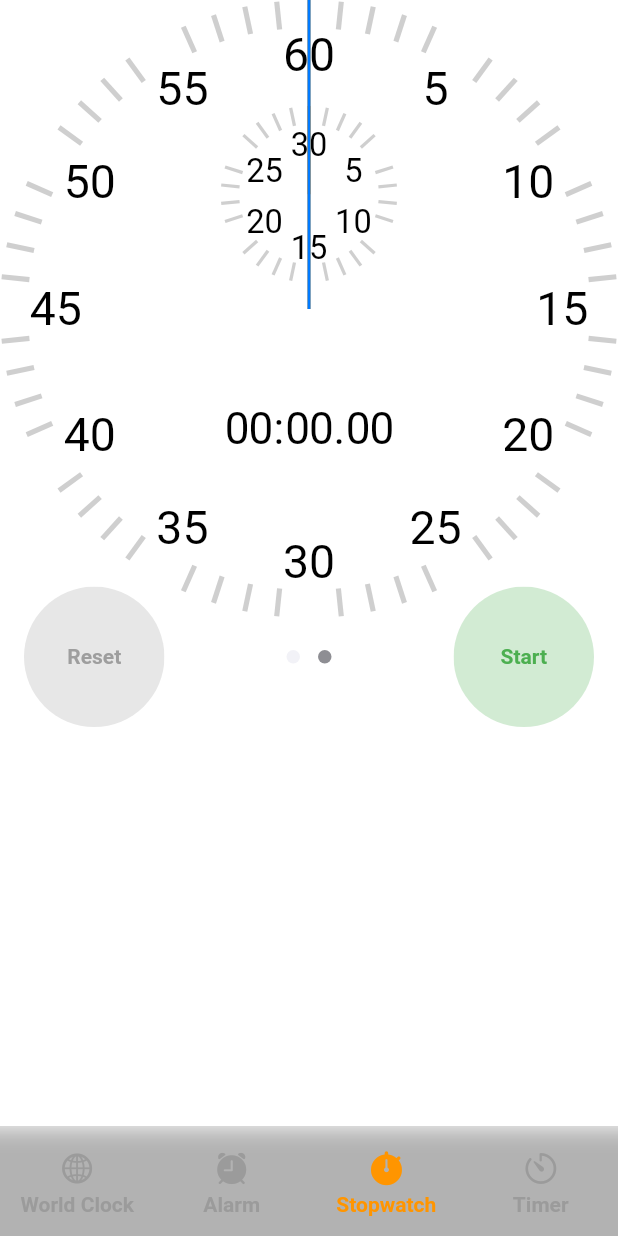
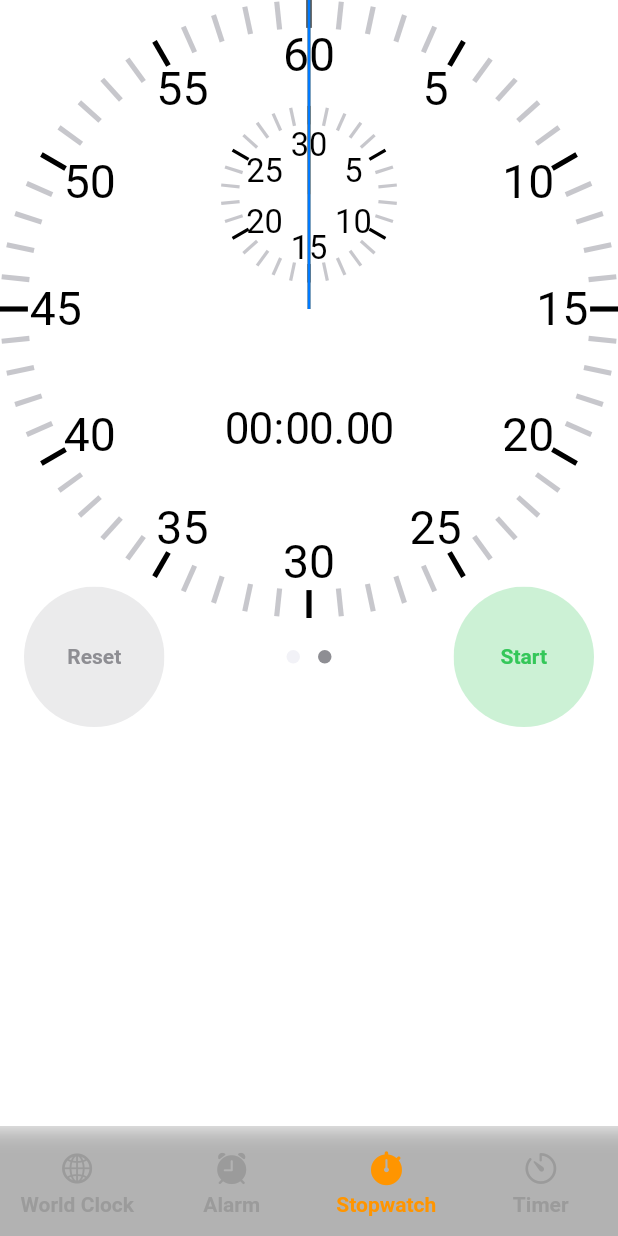
Before and after one commit to ArAmM7/clock, a Flutter app: the StopwatchPage screen opened by its route, swiped to page 2, on a phone screen of 412 x 824 dp. Run offline on Flutter 3.47's test engine with Material 2 defaults, Android fonts, the phone set to English and light mode, and no system bars; drawn by our look-alikes of dots_indicator; our stand-ins replace auto_route, device_preview, easy_localization, flutter_hooks, flutter_mobx, flutter_native_splash and 4 more; missing offline and left inert: flutter_scale_tap, theme_tailor_annotation; accounts and stored records are empty; generated files the repository leaves out were written again; Roboto replaces fonts that are missing (SF Pro); project files that could hold a hidden picture were left out.

Commit message:
refactor(app): refactor widgets
- [x] remove const colors
- [x] remove const strings

```diff
--- a/assets/translations/en-US.json
+++ b/assets/translations/en-US.json
@@ -12,6 +12,7 @@
     "stop": "Stop",
     "reset": "Reset",
     "lap": "Lap",
+    "lapNumbered": "Lap {val}",
     "edit": "Edit"
   },
   "dashboardPagesEnum": {
--- a/lib/widgets/analog/clock_tick_marker.dart
+++ b/lib/widgets/analog/clock_tick_marker.dart
@@ -2,6 +2,8 @@ import 'dart:math';
 
 import 'package:flutter/material.dart';
 import 'package:flutter_hooks/flutter_hooks.dart';
+
+import '../../themes/custom_theme.dart';
 
 class ClockTickMarker extends HookWidget {
   final int seconds;
@@ -30,7 +32,7 @@ class ClockTickMarker extends HookWidget {
         height: height,
         width: width,
         child: ColoredBox(
-          color: seconds % 5 == 0 ? Colors.white : Colors.grey.withAlpha(127),
+          color: seconds % 5 == 0 ? context.mainText : context.gray3,
         ),
       ),
     );
--- a/lib/widgets/buttons/reset_lap_button.dart
+++ b/lib/widgets/buttons/reset_lap_button.dart
@@ -1,5 +1,8 @@
 import 'package:flutter/material.dart';
 import 'package:flutter_scale_tap/flutter_scale_tap.dart';
+
+import '../../extensions/extensions.dart';
+import '../../themes/custom_theme.dart';
 
 class ResetButton extends StatelessWidget {
   final bool isRunning;
@@ -17,12 +20,12 @@ class ResetButton extends StatelessWidget {
       onPressed: onPressed,
       child: ClipOval(
         child: Material(
-          color: Colors.grey.withAlpha(64),
+          color: context.gray2.withOpacity(0.25),
           child: Align(
             child: Text(
-              isRunning ? 'Lap' : 'Reset',
-              style: const TextStyle(
-                color: Colors.grey,
+              (isRunning ? 'keywords.lap' : 'keywords.reset').tr(),
+              style: TextStyle(
+                color: context.gray1,
                 fontWeight: FontWeight.bold,
               ),
             ),
--- a/lib/widgets/buttons/start_stop_button.dart
+++ b/lib/widgets/buttons/start_stop_button.dart
@@ -1,5 +1,8 @@
 import 'package:flutter/material.dart';
 import 'package:flutter_scale_tap/flutter_scale_tap.dart';
+
+import '../../extensions/extensions.dart';
+import '../../themes/custom_theme.dart';
 
 class StartStopButton extends StatelessWidget {
   final bool isRunning;
@@ -18,13 +21,13 @@ class StartStopButton extends StatelessWidget {
       child: ClipOval(
         child: Material(
           color: isRunning
-              ? Colors.red.withOpacity(0.25)
-              : Colors.green.withOpacity(0.25),
+              ? context.red.withOpacity(0.25)
+              : context.green.withOpacity(0.25),
           child: Align(
             child: Text(
-              isRunning ? 'Stop' : 'Start',
+              (isRunning ? 'keywords.stop' : 'keywords.start').tr(),
               style: TextStyle(
-                color: isRunning ? Colors.red : Colors.green,
+                color: isRunning ? context.red : context.green,
                 fontWeight: FontWeight.bold,
               ),
             ),
--- a/lib/widgets/lap_list_item.dart
+++ b/lib/widgets/lap_list_item.dart
@@ -1,5 +1,6 @@
 import 'package:flutter/cupertino.dart';
 
+import '../extensions/extensions.dart';
 import '../themes/custom_theme.dart';
 import 'digital/elapsed_time_text.dart';
 
@@ -25,7 +26,7 @@ class LapListItem extends StatelessWidget {
         mainAxisAlignment: MainAxisAlignment.end,
         children: [
           Text(
-            'Lap $lapNumber',
+            'keywords.lapNumbered'.tr(namedArgs: {'val': lapNumber.toString()}),
             style: TextStyle(
               color: isFastest
                   ? context.green
--- a/lib/widgets/laps_list.dart
+++ b/lib/widgets/laps_list.dart
@@ -41,8 +41,7 @@ class LapsList extends StatelessWidget {
             );
           },
         ),
-        separatorBuilder: (_, __) =>
-            Divider(color: Colors.grey.shade800, indent: 16, endIndent: 16),
+        separatorBuilder: (_, __) => const Divider(indent: 16, endIndent: 16),
       ),
     );
   }
```
